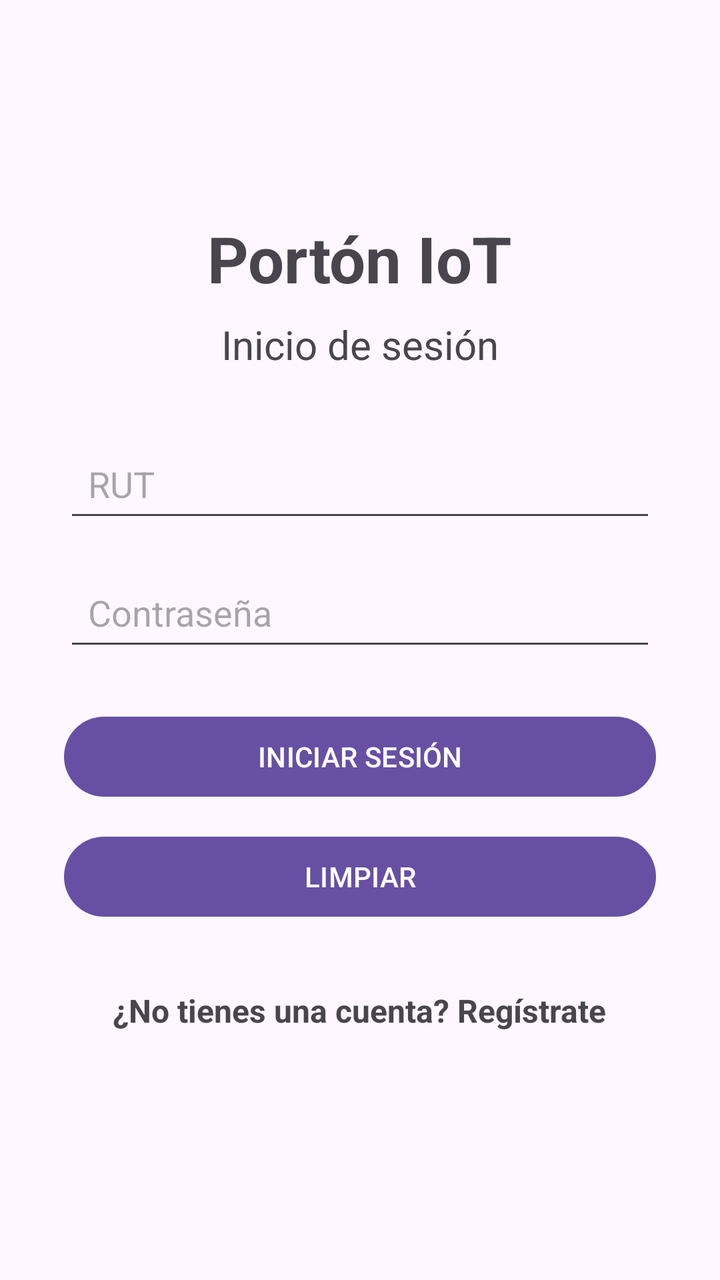
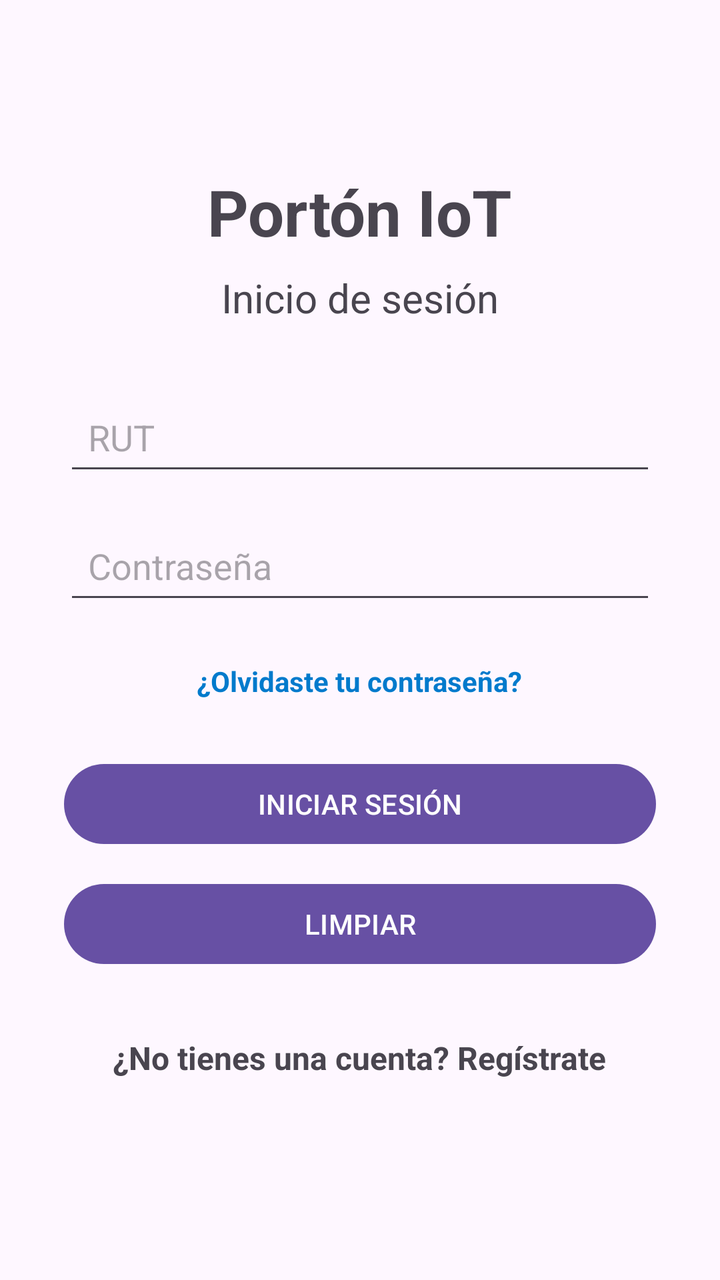

The first picture is an Android layout as it rendered before a commit; the second is the same layout after the commit. The layout source and the unified diff follow.
<!-- AndroidManifest.xml: application theme Theme.PortonIoT -->
<!-- res/layout/activity_main.xml -->
<?xml version="1.0" encoding="utf-8"?>
<LinearLayout
    xmlns:android="http://schemas.android.com/apk/res/android"
    android:layout_width="match_parent"
    android:layout_height="match_parent"
    android:orientation="vertical"
    android:gravity="center"
    android:padding="32dp">

    <TextView
        android:layout_width="wrap_content"
        android:layout_height="wrap_content"
        android:text="Portón IoT"
        android:textSize="32sp"
        android:textStyle="bold"
        android:layout_marginBottom="8dp" />

    <TextView
        android:layout_width="wrap_content"
        android:layout_height="wrap_content"
        android:text="Inicio de sesión"
        android:textSize="20sp"
        android:layout_marginBottom="32dp" />

    <EditText
        android:id="@+id/rut"
        android:layout_width="match_parent"
        android:layout_height="wrap_content"
        android:hint="RUT"
        android:inputType="text"
        android:padding="12dp"
        android:layout_marginBottom="16dp" />

    <EditText
        android:id="@+id/password"
        android:layout_width="match_parent"
        android:layout_height="wrap_content"
        android:hint="Contraseña"
        android:inputType="textPassword"
        android:padding="12dp"
        android:layout_marginBottom="24dp" />

    <Button
        android:id="@+id/acceso"
        android:layout_width="match_parent"
        android:layout_height="wrap_content"
        android:text="INICIAR SESIÓN"
        android:onClick="validar" />

    <Button
        android:id="@+id/mostrar"
        android:layout_width="match_parent"
        android:layout_height="wrap_content"
        android:text="LIMPIAR"
        android:layout_marginTop="12dp" />

    <TextView
        android:id="@+id/registrarse"
        android:layout_width="wrap_content"
        android:layout_height="wrap_content"
        android:text="¿No tienes una cuenta? Regístrate"
        android:textSize="16sp"
        android:textStyle="bold"
        android:clickable="true"
        android:focusable="true"
        android:padding="16dp"
        android:layout_marginTop="16dp" />

</LinearLayout>
<!-- resources referenced by this layout -->
<resources>
  <style name="Theme.PortonIoT" parent="Base.Theme.PortonIoT" />
  <style name="Base.Theme.PortonIoT" parent="Theme.Material3.DayNight.NoActionBar">
          
          
      </style>
</resources>

<!-- the commit's change to res/layout/activity_main.xml (unified diff, before → after) -->
@@ -38,7 +38,20 @@
         android:hint="Contraseña"
         android:inputType="textPassword"
         android:padding="12dp"
-        android:layout_marginBottom="24dp" />
+        android:layout_marginBottom="12dp" />
+
+    <TextView
+        android:id="@+id/recuperarPassword"
+        android:layout_width="wrap_content"
+        android:layout_height="wrap_content"
+        android:text="¿Olvidaste tu contraseña?"
+        android:textSize="14sp"
+        android:textStyle="bold"
+        android:textColor="#007ACC"
+        android:clickable="true"
+        android:focusable="true"
+        android:padding="12dp"
+        android:layout_marginBottom="16dp" />
 
     <Button
         android:id="@+id/acceso"
